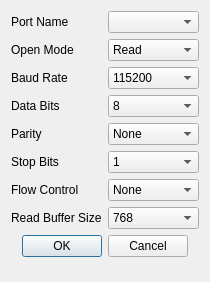
Old version of the form QtProject/Metronome/Metronome/uartconfigdialog.ui in the repository QArchy/Metronome.
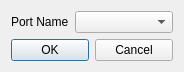
New version of the form.

```diff
--- a/QtProject/Metronome/Metronome/uartconfigdialog.ui
+++ b/QtProject/Metronome/Metronome/uartconfigdialog.ui
@@ -6,8 +6,8 @@
    <rect>
     <x>0</x>
     <y>0</y>
-    <width>196</width>
-    <height>282</height>
+    <width>184</width>
+    <height>72</height>
    </rect>
   </property>
   <property name="sizePolicy">
@@ -16,10 +16,16 @@
     <verstretch>0</verstretch>
    </sizepolicy>
   </property>
+  <property name="minimumSize">
+   <size>
+    <width>184</width>
+    <height>72</height>
+   </size>
+  </property>
   <property name="maximumSize">
    <size>
-    <width>196</width>
-    <height>282</height>
+    <width>184</width>
+    <height>72</height>
    </size>
   </property>
   <property name="windowTitle">
@@ -33,7 +39,26 @@
      </property>
     </widget>
    </item>
-   <item row="8" column="0" colspan="2">
+   <item row="0" column="1">
+    <widget class="QComboBox" name="PortNameComboBox">
+     <property name="minimumSize">
+      <size>
+       <width>0</width>
+       <height>0</height>
+      </size>
+     </property>
+     <property name="maximumSize">
+      <size>
+       <width>16777215</width>
+       <height>16777215</height>
+      </size>
+     </property>
+     <property name="sizeAdjustPolicy">
+      <enum>QComboBox::AdjustToContentsOnFirstShow</enum>
+     </property>
+    </widget>
+   </item>
+   <item row="1" column="0" colspan="2">
     <widget class="QDialogButtonBox" name="buttonBox">
      <property name="sizePolicy">
       <sizepolicy hsizetype="Expanding" vsizetype="Fixed">
@@ -55,147 +80,6 @@
      </property>
     </widget>
    </item>
-   <item row="0" column="1">
-    <widget class="QComboBox" name="PortNameComboBox">
-     <property name="minimumSize">
-      <size>
-       <width>0</width>
-       <height>0</height>
-      </size>
-     </property>
-     <property name="maximumSize">
-      <size>
-       <width>16777215</width>
-       <height>16777215</height>
-      </size>
-     </property>
-     <property name="sizeAdjustPolicy">
-      <enum>QComboBox::AdjustToContentsOnFirstShow</enum>
-     </property>
-    </widget>
-   </item>
-   <item row="1" column="0">
-    <widget class="QLabel" name="OpenModeLabel">
-     <property name="text">
-      <string>Open Mode</string>
-     </property>
-    </widget>
-   </item>
-   <item row="2" column="0">
-    <widget class="QLabel" name="BaudRateLabel">
-     <property name="text">
-      <string>Baud Rate</string>
-     </property>
-    </widget>
-   </item>
-   <item row="3" column="0">
-    <widget class="QLabel" name="DataBitsLabel">
-     <property name="text">
-      <string>Data Bits</string>
-     </property>
-    </widget>
-   </item>
-   <item row="1" column="1">
-    <widget class="QComboBox" name="OpenModeComboBox">
-     <item>
-      <property name="text">
-       <string>Read</string>
-      </property>
-     </item>
-     <item>
-      <property name="text">
-       <string>Write</string>
-      </property>
-     </item>
-     <item>
-      <property name="text">
-       <string>Read/Write</string>
-      </property>
-     </item>
-    </widget>
-   </item>
-   <item row="2" column="1">
-    <widget class="QComboBox" name="BaudRateComboBox">
-     <item>
-      <property name="text">
-       <string>115200</string>
-      </property>
-     </item>
-    </widget>
-   </item>
-   <item row="3" column="1">
-    <widget class="QComboBox" name="DataBitsComboBox">
-     <item>
-      <property name="text">
-       <string>8</string>
-      </property>
-     </item>
-    </widget>
-   </item>
-   <item row="4" column="0">
-    <widget class="QLabel" name="ParityLabel">
-     <property name="text">
-      <string>Parity</string>
-     </property>
-    </widget>
-   </item>
-   <item row="5" column="0">
-    <widget class="QLabel" name="StopBitsLabel">
-     <property name="text">
-      <string>Stop Bits</string>
-     </property>
-    </widget>
-   </item>
-   <item row="6" column="0">
-    <widget class="QLabel" name="FlowControlLabel">
-     <property name="text">
-      <string>Flow Control</string>
-     </property>
-    </widget>
-   </item>
-   <item row="7" column="0">
-    <widget class="QLabel" name="ReadBufferSizeLabel">
-     <property name="text">
-      <string>Read Buffer Size</string>
-     </property>
-    </widget>
-   </item>
-   <item row="4" column="1">
-    <widget class="QComboBox" name="ParityComboBox">
-     <item>
-      <property name="text">
-       <string>None</string>
-      </property>
-     </item>
-    </widget>
-   </item>
-   <item row="5" column="1">
-    <widget class="QComboBox" name="StopBitsComboBox">
-     <item>
-      <property name="text">
-       <string>1</string>
-      </property>
-     </item>
-    </widget>
-   </item>
-   <item row="6" column="1">
-    <widget class="QComboBox" name="FlowControlComboBox">
-     <item>
-      <property name="text">
-       <string>None</string>
-      </property>
-     </item>
-    </widget>
-   </item>
-   <item row="7" column="1">
-    <widget class="QComboBox" name="ReadBufferSizeComboBox">
-     <item>
-      <property name="text">
-       <string>768</string>
-      </property>
-     </item>
-    </widget>
-   </item>
   </layout>
  </widget>
  <resources/>
```
